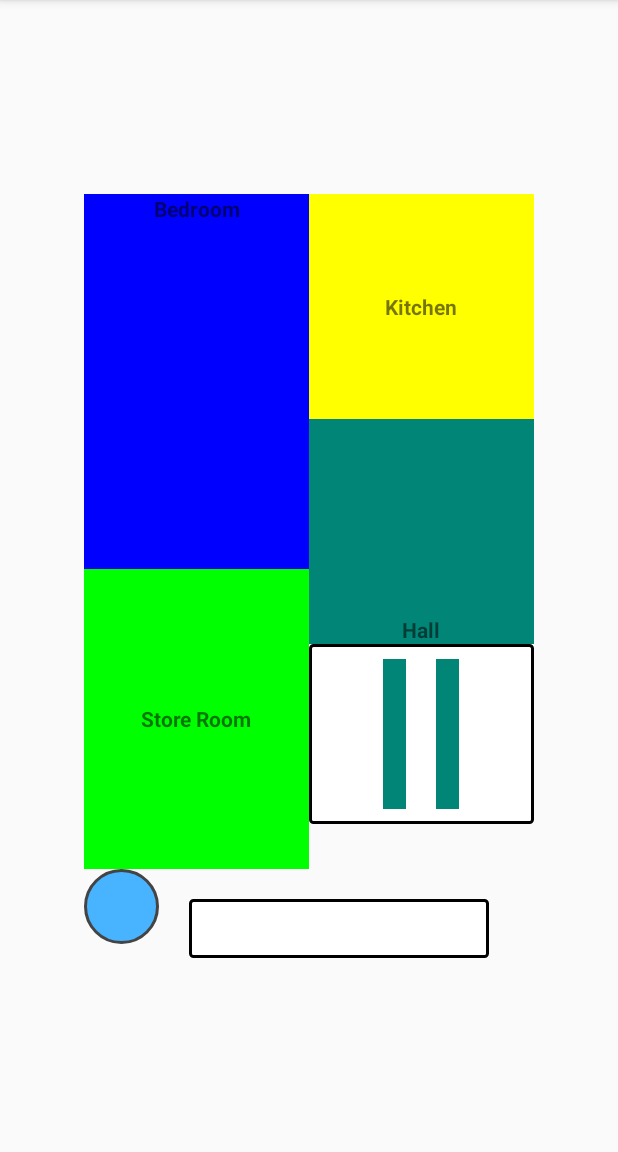
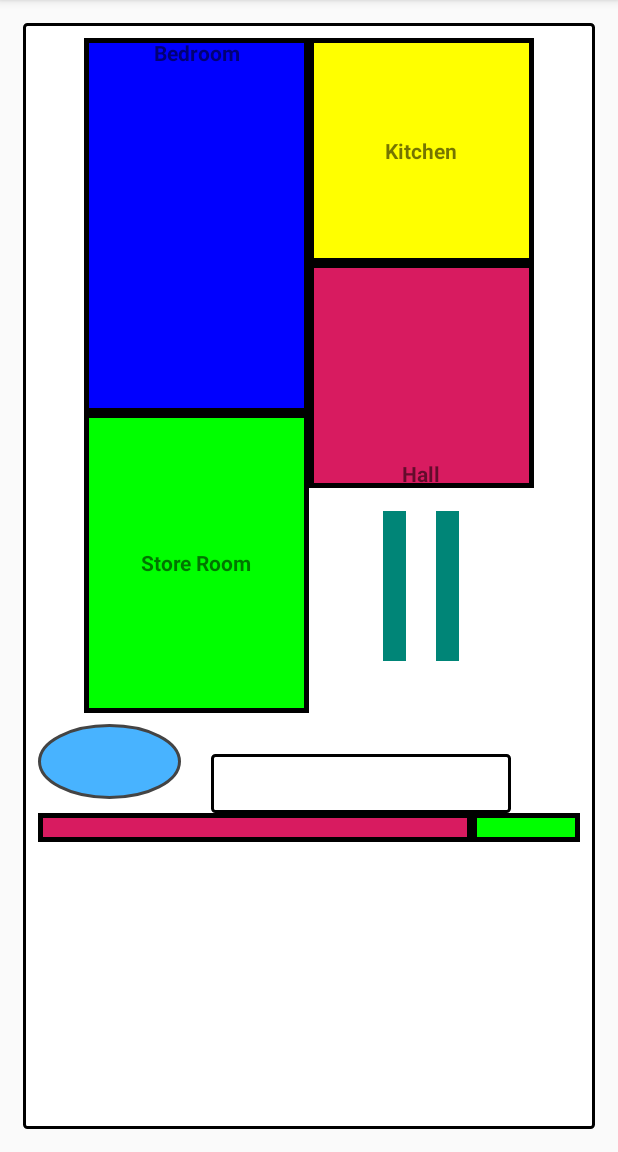
Before and after one commit to ankita-tiwari10/BootCampAssignments, an Android app: the screen it shows after launch (MainActivity), on a phone screen of 412 x 824 dp, the part 84-1236 px from its top. Run offline under Robolectric (Android 15) with nearby library versions, the phone set to English and light mode, and no system bars.

Commit message:
Changes Done

```diff
--- /dev/null
+++ b/ChallengingProjectCustomView/app/src/main/res/drawable/borderlay3.xml
@@ -0,0 +1,7 @@
+<?xml version="1.0" encoding="utf-8"?>
+<shape xmlns:android="http://schemas.android.com/apk/res/android">
+    <stroke android:width="3dip" android:color="@color/black" />
+    <solid android:color="@color/yellow"/>
+
+    <padding android:left="0dip" android:top="0dip" android:right="0dip" android:bottom="0dip" />
+</shape>
--- /dev/null
+++ b/ChallengingProjectCustomView/app/src/main/res/drawable/layborder5.xml
@@ -0,0 +1,7 @@
+<?xml version="1.0" encoding="utf-8"?>
+<shape xmlns:android="http://schemas.android.com/apk/res/android">
+    <stroke android:width="3dip" android:color="@color/black" />
+    <solid android:color="@color/colorAccent"/>
+
+    <padding android:left="0dip" android:top="0dip" android:right="0dip" android:bottom="0dip" />
+</shape>
--- /dev/null
+++ b/ChallengingProjectCustomView/app/src/main/res/drawable/layout_border.xml
@@ -0,0 +1,7 @@
+<?xml version="1.0" encoding="utf-8"?>
+<shape xmlns:android="http://schemas.android.com/apk/res/android">
+    <stroke android:width="3dip" android:color="@color/black" />
+    <solid android:color="@color/blue"/>
+
+    <padding android:left="0dip" android:top="0dip" android:right="0dip" android:bottom="0dip" />
+</shape>
--- /dev/null
+++ b/ChallengingProjectCustomView/app/src/main/res/drawable/layoutborder2.xml
@@ -0,0 +1,7 @@
+<?xml version="1.0" encoding="utf-8"?>
+<shape xmlns:android="http://schemas.android.com/apk/res/android">
+    <stroke android:width="3dip" android:color="@color/black" />
+    <solid android:color="@color/green"/>
+
+    <padding android:left="0dip" android:top="0dip" android:right="0dip" android:bottom="0dip" />
+</shape>
--- a/ChallengingProjectCustomView/app/src/main/res/layout/activity_main.xml
+++ b/ChallengingProjectCustomView/app/src/main/res/layout/activity_main.xml
@@ -5,14 +5,29 @@
     android:layout_width="match_parent"
     android:layout_height="match_parent"
     tools:context=".MainActivity"
-    android:gravity="center">
+    android:gravity="center"
+    >
+   <RelativeLayout
+       android:layout_width="match_parent"
+       android:layout_height="wrap_content"
+       android:background="@drawable/spinnerbackground"
+       android:layout_marginTop="15dp"
+       android:layout_marginLeft="15dp"
+       android:layout_marginRight="15dp"
+       android:layout_marginBottom="15dp">
+<RelativeLayout
+    android:layout_width="match_parent"
+    android:layout_height="wrap_content"
+    android:gravity="center"
+    android:id="@+id/rel"
 
+    >
 
    <FrameLayout
        android:id="@+id/My_Container_1_ID"
        android:layout_width="@dimen/room_width"
        android:layout_height="@dimen/room_height"
-       android:background="@color/blue"
+       android:background="@drawable/layout_border"
        >
       <TextView
           android:layout_width="match_parent"
@@ -27,7 +42,7 @@
        android:id="@+id/My_Container_2_ID"
        android:layout_width="@dimen/room_width"
        android:layout_height="@dimen/room_height1"
-       android:background="@color/green"
+       android:background="@drawable/layoutborder2"
        android:layout_below="@+id/My_Container_1_ID"
        >
       <TextView
@@ -43,7 +58,7 @@
        android:id="@+id/My_Container_3_ID"
        android:layout_width="@dimen/room_width"
        android:layout_height="@dimen/room_width"
-       android:background="@color/yellow"
+       android:background="@drawable/borderlay3"
        android:layout_toRightOf="@+id/My_Container_1_ID">
 
       <TextView
@@ -58,7 +73,7 @@
        android:id="@+id/My_Container_4_ID"
        android:layout_width="@dimen/room_width"
        android:layout_height="@dimen/room_width"
-       android:background="@color/colorPrimary"
+       android:background="@drawable/layborder5"
        android:layout_below="@id/My_Container_3_ID"
        android:layout_toRightOf="@+id/My_Container_2_ID">
       <TextView
@@ -74,8 +89,8 @@
        android:layout_height="wrap_content"
        android:layout_below="@+id/My_Container_4_ID"
        android:layout_toRightOf="@id/My_Container_2_ID"
-       android:background="@drawable/spinnerbackground"
-       android:gravity="center">
+       android:gravity="center"
+       android:layout_marginTop="15dp">
       <FrameLayout
           android:layout_width="15dp"
           android:layout_height="@dimen/room_height2"
@@ -88,14 +103,20 @@
           android:layout_toRightOf="@+id/frag"
           android:layout_marginLeft="20dp"></FrameLayout>
    </LinearLayout>
+</RelativeLayout>
+   <LinearLayout
+       android:layout_width="match_parent"
+       android:layout_height="wrap_content"
+       android:layout_below="@id/rel"
+android:id="@+id/lin2"
+       android:paddingTop="7dp"
+       android:weightSum="1"
+       android:orientation="horizontal">
 <LinearLayout
     android:layout_width="wrap_content"
     android:layout_height="wrap_content"
-    android:layout_below="@id/My_Container_2_ID"
     android:background="@drawable/simple_circle"
-    android:paddingTop="7dp"
-    android:id="@+id/lin"
-    android:orientation="horizontal">
+    android:layout_weight="0.5">
 
 </LinearLayout>
    <LinearLayout
@@ -113,4 +134,24 @@ android:layout_toRightOf="@+id/lin"
     android:background="@drawable/spinnerbackground"
     android:id="@+id/tv_pet"/>
    </LinearLayout>
+   </LinearLayout>
+      <LinearLayout
+          android:layout_width="match_parent"
+          android:layout_height="match_parent"
+          android:weightSum="1"
+          android:orientation="horizontal"
+          android:layout_below="@+id/lin2">
+         <TextView
+             android:layout_width="match_parent"
+             android:layout_height="wrap_content"
+             android:layout_weight="0.2"
+             android:background="@drawable/layborder5"></TextView>
+         <TextView
+             android:layout_width="match_parent"
+             android:layout_height="wrap_content"
+             android:layout_weight="0.8"
+             android:background="@drawable/layoutborder2"></TextView>
+
+      </LinearLayout>
 </RelativeLayout>
+</RelativeLayout>
```
